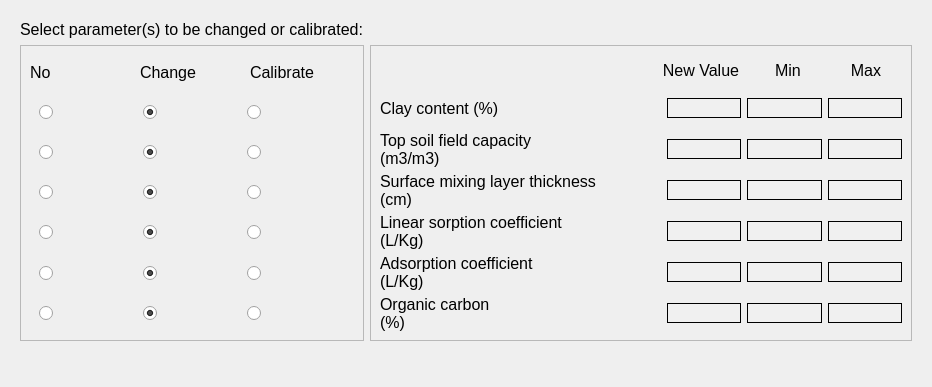
Old version of the form Source_code/ui/pesticide_calibration.ui in the repository Inigobarbe/VFSMOD-GUI.
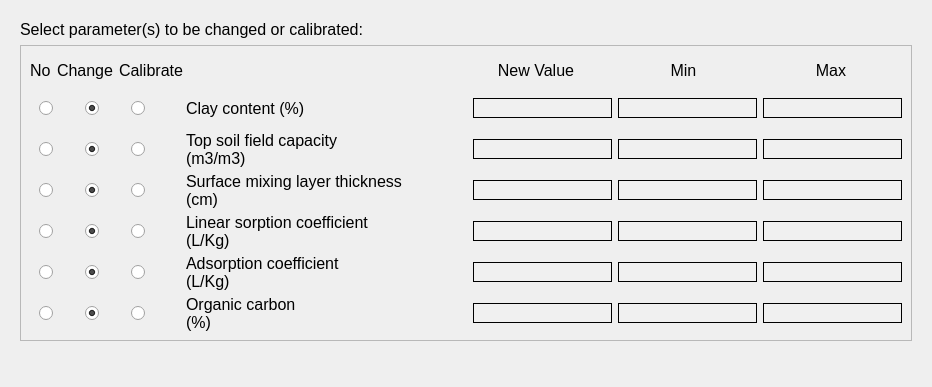
New version of the form.

Patch:
```diff
--- a/Source_code/ui/pesticide_calibration.ui
+++ b/Source_code/ui/pesticide_calibration.ui
@@ -138,302 +138,27 @@
        </rect>
       </property>
       <layout class="QGridLayout" name="gridLayout_71">
-       <item row="2" column="0">
-        <widget class="QFrame" name="frame_41">
-         <property name="frameShape">
-          <enum>QFrame::StyledPanel</enum>
+       <item row="1" column="0">
+        <widget class="QLabel" name="label_100">
+         <property name="text">
+          <string>Select parameter(s) to be changed or calibrated:</string>
          </property>
-         <property name="frameShadow">
-          <enum>QFrame::Raised</enum>
-         </property>
-         <layout class="QGridLayout" name="gridLayout_60">
-          <item row="2" column="0">
-           <widget class="QFrame" name="frame_48">
-            <property name="frameShape">
-             <enum>QFrame::NoFrame</enum>
-            </property>
-            <property name="frameShadow">
-             <enum>QFrame::Raised</enum>
-            </property>
-            <layout class="QGridLayout" name="gridLayout_67">
-             <item row="0" column="0">
-              <layout class="QHBoxLayout" name="horizontalLayout_103">
-               <item>
-                <widget class="QRadioButton" name="no_top">
-                 <property name="text">
-                  <string/>
-                 </property>
-                 <property name="checked">
-                  <bool>false</bool>
-                 </property>
-                </widget>
-               </item>
-               <item>
-                <widget class="QRadioButton" name="change_top">
-                 <property name="text">
-                  <string/>
-                 </property>
-                 <property name="checked">
-                  <bool>true</bool>
-                 </property>
-                </widget>
-               </item>
-               <item>
-                <widget class="QRadioButton" name="calibrate_top">
-                 <property name="text">
-                  <string/>
-                 </property>
-                </widget>
-               </item>
-              </layout>
-             </item>
-            </layout>
-           </widget>
-          </item>
-          <item row="0" column="0">
-           <layout class="QHBoxLayout" name="horizontalLayout_97">
-            <item>
-             <widget class="QLabel" name="label_101">
-              <property name="text">
-               <string>No</string>
-              </property>
-             </widget>
-            </item>
-            <item>
-             <widget class="QLabel" name="label_102">
-              <property name="text">
-               <string>Change</string>
-              </property>
-             </widget>
-            </item>
-            <item>
-             <widget class="QLabel" name="label_103">
-              <property name="text">
-               <string>Calibrate</string>
-              </property>
-             </widget>
-            </item>
-           </layout>
-          </item>
-          <item row="4" column="0">
-           <widget class="QFrame" name="frame_45">
-            <property name="frameShape">
-             <enum>QFrame::NoFrame</enum>
-            </property>
-            <property name="frameShadow">
-             <enum>QFrame::Raised</enum>
-            </property>
-            <layout class="QGridLayout" name="gridLayout_64">
-             <item row="0" column="0">
-              <layout class="QHBoxLayout" name="horizontalLayout_100">
-               <item>
-                <widget class="QRadioButton" name="no_linear">
-                 <property name="text">
-                  <string/>
-                 </property>
-                 <property name="checked">
-                  <bool>false</bool>
-                 </property>
-                </widget>
-               </item>
-               <item>
-                <widget class="QRadioButton" name="change_linear">
-                 <property name="text">
-                  <string/>
-                 </property>
-                 <property name="checked">
-                  <bool>true</bool>
-                 </property>
-                </widget>
-               </item>
-               <item>
-                <widget class="QRadioButton" name="calibrate_linear">
-                 <property name="text">
-                  <string/>
-                 </property>
-                </widget>
-               </item>
-              </layout>
-             </item>
-            </layout>
-           </widget>
-          </item>
-          <item row="6" column="0">
-           <widget class="QFrame" name="frame_43">
-            <property name="frameShape">
-             <enum>QFrame::NoFrame</enum>
-            </property>
-            <property name="frameShadow">
-             <enum>QFrame::Raised</enum>
-            </property>
-            <layout class="QGridLayout" name="gridLayout_62">
-             <item row="0" column="0">
-              <layout class="QHBoxLayout" name="horizontalLayout_98">
-               <item>
-                <widget class="QRadioButton" name="no_organic">
-                 <property name="text">
-                  <string/>
-                 </property>
-                 <property name="checked">
-                  <bool>false</bool>
-                 </property>
-                </widget>
-               </item>
-               <item>
-                <widget class="QRadioButton" name="change_organic">
-                 <property name="text">
-                  <string/>
-                 </property>
-                 <property name="checked">
-                  <bool>true</bool>
-                 </property>
-                </widget>
-               </item>
-               <item>
-                <widget class="QRadioButton" name="calibrate_organic">
-                 <property name="text">
-                  <string/>
-                 </property>
-                </widget>
-               </item>
-              </layout>
-             </item>
-            </layout>
-           </widget>
-          </item>
-          <item row="3" column="0">
-           <widget class="QFrame" name="frame_44">
-            <property name="frameShape">
-             <enum>QFrame::NoFrame</enum>
-            </property>
-            <property name="frameShadow">
-             <enum>QFrame::Raised</enum>
-            </property>
-            <layout class="QGridLayout" name="gridLayout_63">
-             <item row="0" column="0">
-              <layout class="QHBoxLayout" name="horizontalLayout_99">
-               <item>
-                <widget class="QRadioButton" name="no_mixing">
-                 <property name="text">
-                  <string/>
-                 </property>
-                 <property name="checked">
-                  <bool>false</bool>
-                 </property>
-                </widget>
-               </item>
-               <item>
-                <widget class="QRadioButton" name="change_mixing">
-                 <property name="text">
-                  <string/>
-                 </property>
-                 <property name="checked">
-                  <bool>true</bool>
-                 </property>
-                </widget>
-               </item>
-               <item>
-                <widget class="QRadioButton" name="calibrate_mixing">
-                 <property name="text">
-                  <string/>
-                 </property>
-                </widget>
-               </item>
-              </layout>
-             </item>
-            </layout>
-           </widget>
-          </item>
-          <item row="1" column="0">
-           <widget class="QFrame" name="frame_46">
-            <property name="frameShape">
-             <enum>QFrame::NoFrame</enum>
-            </property>
-            <property name="frameShadow">
-             <enum>QFrame::Raised</enum>
-            </property>
-            <layout class="QGridLayout" name="gridLayout_65">
-             <item row="0" column="0">
-              <layout class="QHBoxLayout" name="horizontalLayout_101">
-               <item>
-                <widget class="QRadioButton" name="no_clay">
-                 <property name="text">
-                  <string/>
-                 </property>
-                 <property name="checked">
-                  <bool>false</bool>
-                 </property>
-                </widget>
-               </item>
-               <item>
-                <widget class="QRadioButton" name="change_clay">
-                 <property name="text">
-                  <string/>
-                 </property>
-                 <property name="checked">
-                  <bool>true</bool>
-                 </property>
-                </widget>
-               </item>
-               <item>
-                <widget class="QRadioButton" name="calibrate_clay">
-                 <property name="text">
-                  <string/>
-                 </property>
-                </widget>
-               </item>
-              </layout>
-             </item>
-            </layout>
-           </widget>
-          </item>
-          <item row="5" column="0">
-           <widget class="QFrame" name="frame_47">
-            <property name="frameShape">
-             <enum>QFrame::NoFrame</enum>
-            </property>
-            <property name="frameShadow">
-             <enum>QFrame::Raised</enum>
-            </property>
-            <layout class="QGridLayout" name="gridLayout_66">
-             <item row="0" column="0">
-              <layout class="QHBoxLayout" name="horizontalLayout_102">
-               <item>
-                <widget class="QRadioButton" name="no_adsorption">
-                 <property name="text">
-                  <string/>
-                 </property>
-                 <property name="checked">
-                  <bool>false</bool>
-                 </property>
-                </widget>
-               </item>
-               <item>
-                <widget class="QRadioButton" name="change_adsorption">
-                 <property name="text">
-                  <string/>
-                 </property>
-                 <property name="checked">
-                  <bool>true</bool>
-                 </property>
-                </widget>
-               </item>
-               <item>
-                <widget class="QRadioButton" name="calibrate_adsorption">
-                 <property name="text">
-                  <string/>
-                 </property>
-                </widget>
-               </item>
-              </layout>
-             </item>
-            </layout>
-           </widget>
-          </item>
-         </layout>
         </widget>
        </item>
-       <item row="2" column="1">
+       <item row="3" column="0">
+        <spacer name="verticalSpacer">
+         <property name="orientation">
+          <enum>Qt::Vertical</enum>
+         </property>
+         <property name="sizeHint" stdset="0">
+          <size>
+           <width>20</width>
+           <height>40</height>
+          </size>
+         </property>
+        </spacer>
+       </item>
+       <item row="2" column="0" colspan="2">
         <widget class="QFrame" name="frame_51">
          <property name="frameShape">
           <enum>QFrame::StyledPanel</enum>
@@ -444,6 +169,55 @@
          <layout class="QGridLayout" name="gridLayout_70">
           <item row="2" column="0" colspan="2">
            <layout class="QHBoxLayout" name="horizontalLayout_114">
+            <item>
+             <widget class="QFrame" name="frame_46">
+              <property name="minimumSize">
+               <size>
+                <width>150</width>
+                <height>0</height>
+               </size>
+              </property>
+              <property name="frameShape">
+               <enum>QFrame::NoFrame</enum>
+              </property>
+              <property name="frameShadow">
+               <enum>QFrame::Raised</enum>
+              </property>
+              <layout class="QGridLayout" name="gridLayout_65">
+               <item row="0" column="0">
+                <layout class="QHBoxLayout" name="horizontalLayout_101">
+                 <item>
+                  <widget class="QRadioButton" name="no_clay">
+                   <property name="text">
+                    <string/>
+                   </property>
+                   <property name="checked">
+                    <bool>false</bool>
+                   </property>
+                  </widget>
+                 </item>
+                 <item>
+                  <widget class="QRadioButton" name="change_clay">
+                   <property name="text">
+                    <string/>
+                   </property>
+                   <property name="checked">
+                    <bool>true</bool>
+                   </property>
+                  </widget>
+                 </item>
+                 <item>
+                  <widget class="QRadioButton" name="calibrate_clay">
+                   <property name="text">
+                    <string/>
+                   </property>
+                  </widget>
+                 </item>
+                </layout>
+               </item>
+              </layout>
+             </widget>
+            </item>
             <item>
              <widget class="QLabel" name="label_114">
               <property name="minimumSize">
@@ -482,6 +256,55 @@
           </item>
           <item row="3" column="0" colspan="2">
            <layout class="QHBoxLayout" name="horizontalLayout_112">
+            <item>
+             <widget class="QFrame" name="frame_48">
+              <property name="minimumSize">
+               <size>
+                <width>150</width>
+                <height>0</height>
+               </size>
+              </property>
+              <property name="frameShape">
+               <enum>QFrame::NoFrame</enum>
+              </property>
+              <property name="frameShadow">
+               <enum>QFrame::Raised</enum>
+              </property>
+              <layout class="QGridLayout" name="gridLayout_67">
+               <item row="0" column="0">
+                <layout class="QHBoxLayout" name="horizontalLayout_103">
+                 <item>
+                  <widget class="QRadioButton" name="no_top">
+                   <property name="text">
+                    <string/>
+                   </property>
+                   <property name="checked">
+                    <bool>false</bool>
+                   </property>
+                  </widget>
+                 </item>
+                 <item>
+                  <widget class="QRadioButton" name="change_top">
+                   <property name="text">
+                    <string/>
+                   </property>
+                   <property name="checked">
+                    <bool>true</bool>
+                   </property>
+                  </widget>
+                 </item>
+                 <item>
+                  <widget class="QRadioButton" name="calibrate_top">
+                   <property name="text">
+                    <string/>
+                   </property>
+                  </widget>
+                 </item>
+                </layout>
+               </item>
+              </layout>
+             </widget>
+            </item>
             <item>
              <widget class="QLabel" name="label_112">
               <property name="minimumSize">
@@ -521,6 +344,55 @@
           </item>
           <item row="7" column="0" colspan="2">
            <layout class="QHBoxLayout" name="horizontalLayout_110">
+            <item>
+             <widget class="QFrame" name="frame_43">
+              <property name="minimumSize">
+               <size>
+                <width>150</width>
+                <height>0</height>
+               </size>
+              </property>
+              <property name="frameShape">
+               <enum>QFrame::NoFrame</enum>
+              </property>
+              <property name="frameShadow">
+               <enum>QFrame::Raised</enum>
+              </property>
+              <layout class="QGridLayout" name="gridLayout_62">
+               <item row="0" column="0">
+                <layout class="QHBoxLayout" name="horizontalLayout_98">
+                 <item>
+                  <widget class="QRadioButton" name="no_organic">
+                   <property name="text">
+                    <string/>
+                   </property>
+                   <property name="checked">
+                    <bool>false</bool>
+                   </property>
+                  </widget>
+                 </item>
+                 <item>
+                  <widget class="QRadioButton" name="change_organic">
+                   <property name="text">
+                    <string/>
+                   </property>
+                   <property name="checked">
+                    <bool>true</bool>
+                   </property>
+                  </widget>
+                 </item>
+                 <item>
+                  <widget class="QRadioButton" name="calibrate_organic">
+                   <property name="text">
+                    <string/>
+                   </property>
+                  </widget>
+                 </item>
+                </layout>
+               </item>
+              </layout>
+             </widget>
+            </item>
             <item>
              <widget class="QLabel" name="label_110">
               <property name="minimumSize">
@@ -560,6 +432,55 @@
           </item>
           <item row="4" column="0" colspan="2">
            <layout class="QHBoxLayout" name="horizontalLayout_115">
+            <item>
+             <widget class="QFrame" name="frame_44">
+              <property name="minimumSize">
+               <size>
+                <width>150</width>
+                <height>0</height>
+               </size>
+              </property>
+              <property name="frameShape">
+               <enum>QFrame::NoFrame</enum>
+              </property>
+              <property name="frameShadow">
+               <enum>QFrame::Raised</enum>
+              </property>
+              <layout class="QGridLayout" name="gridLayout_63">
+               <item row="0" column="0">
+                <layout class="QHBoxLayout" name="horizontalLayout_99">
+                 <item>
+                  <widget class="QRadioButton" name="no_mixing">
+                   <property name="text">
+                    <string/>
+                   </property>
+                   <property name="checked">
+                    <bool>false</bool>
+                   </property>
+                  </widget>
+                 </item>
+                 <item>
+                  <widget class="QRadioButton" name="change_mixing">
+                   <property name="text">
+                    <string/>
+                   </property>
+                   <property name="checked">
+                    <bool>true</bool>
+                   </property>
+                  </widget>
+                 </item>
+                 <item>
+                  <widget class="QRadioButton" name="calibrate_mixing">
+                   <property name="text">
+                    <string/>
+                   </property>
+                  </widget>
+                 </item>
+                </layout>
+               </item>
+              </layout>
+             </widget>
+            </item>
             <item>
              <widget class="QLabel" name="label_115">
               <property name="minimumSize">
@@ -599,6 +520,55 @@
           </item>
           <item row="6" column="0" colspan="2">
            <layout class="QHBoxLayout" name="horizontalLayout_106">
+            <item>
+             <widget class="QFrame" name="frame_47">
+              <property name="minimumSize">
+               <size>
+                <width>150</width>
+                <height>0</height>
+               </size>
+              </property>
+              <property name="frameShape">
+               <enum>QFrame::NoFrame</enum>
+              </property>
+              <property name="frameShadow">
+               <enum>QFrame::Raised</enum>
+              </property>
+              <layout class="QGridLayout" name="gridLayout_66">
+               <item row="0" column="0">
+                <layout class="QHBoxLayout" name="horizontalLayout_102">
+                 <item>
+                  <widget class="QRadioButton" name="no_adsorption">
+                   <property name="text">
+                    <string/>
+                   </property>
+                   <property name="checked">
+                    <bool>false</bool>
+                   </property>
+                  </widget>
+                 </item>
+                 <item>
+                  <widget class="QRadioButton" name="change_adsorption">
+                   <property name="text">
+                    <string/>
+                   </property>
+                   <property name="checked">
+                    <bool>true</bool>
+                   </property>
+                  </widget>
+                 </item>
+                 <item>
+                  <widget class="QRadioButton" name="calibrate_adsorption">
+                   <property name="text">
+                    <string/>
+                   </property>
+                  </widget>
+                 </item>
+                </layout>
+               </item>
+              </layout>
+             </widget>
+            </item>
             <item>
              <widget class="QLabel" name="label_104">
               <property name="minimumSize">
@@ -638,6 +608,55 @@
           </item>
           <item row="5" column="0" colspan="2">
            <layout class="QHBoxLayout" name="horizontalLayout_108">
+            <item>
+             <widget class="QFrame" name="frame_45">
+              <property name="minimumSize">
+               <size>
+                <width>150</width>
+                <height>0</height>
+               </size>
+              </property>
+              <property name="frameShape">
+               <enum>QFrame::NoFrame</enum>
+              </property>
+              <property name="frameShadow">
+               <enum>QFrame::Raised</enum>
+              </property>
+              <layout class="QGridLayout" name="gridLayout_64">
+               <item row="0" column="0">
+                <layout class="QHBoxLayout" name="horizontalLayout_100">
+                 <item>
+                  <widget class="QRadioButton" name="no_linear">
+                   <property name="text">
+                    <string/>
+                   </property>
+                   <property name="checked">
+                    <bool>false</bool>
+                   </property>
+                  </widget>
+                 </item>
+                 <item>
+                  <widget class="QRadioButton" name="change_linear">
+                   <property name="text">
+                    <string/>
+                   </property>
+                   <property name="checked">
+                    <bool>true</bool>
+                   </property>
+                  </widget>
+                 </item>
+                 <item>
+                  <widget class="QRadioButton" name="calibrate_linear">
+                   <property name="text">
+                    <string/>
+                   </property>
+                  </widget>
+                 </item>
+                </layout>
+               </item>
+              </layout>
+             </widget>
+            </item>
             <item>
              <widget class="QLabel" name="label_106">
               <property name="minimumSize">
@@ -677,6 +696,31 @@
           </item>
           <item row="1" column="0" colspan="2">
            <layout class="QHBoxLayout" name="horizontalLayout_109">
+            <item>
+             <layout class="QHBoxLayout" name="horizontalLayout_97">
+              <item>
+               <widget class="QLabel" name="label_101">
+                <property name="text">
+                 <string>No</string>
+                </property>
+               </widget>
+              </item>
+              <item>
+               <widget class="QLabel" name="label_102">
+                <property name="text">
+                 <string>Change</string>
+                </property>
+               </widget>
+              </item>
+              <item>
+               <widget class="QLabel" name="label_103">
+                <property name="text">
+                 <string>Calibrate</string>
+                </property>
+               </widget>
+              </item>
+             </layout>
+            </item>
             <item>
              <widget class="QWidget" name="widget_5" native="true">
               <property name="minimumSize">
@@ -740,26 +784,6 @@
          </layout>
         </widget>
        </item>
-       <item row="1" column="0">
-        <widget class="QLabel" name="label_100">
-         <property name="text">
-          <string>Select parameter(s) to be changed or calibrated:</string>
-         </property>
-        </widget>
-       </item>
-       <item row="3" column="0">
-        <spacer name="verticalSpacer">
-         <property name="orientation">
-          <enum>Qt::Vertical</enum>
-         </property>
-         <property name="sizeHint" stdset="0">
-          <size>
-           <width>20</width>
-           <height>40</height>
-          </size>
-         </property>
-        </spacer>
-       </item>
       </layout>
      </widget>
     </widget>
```
